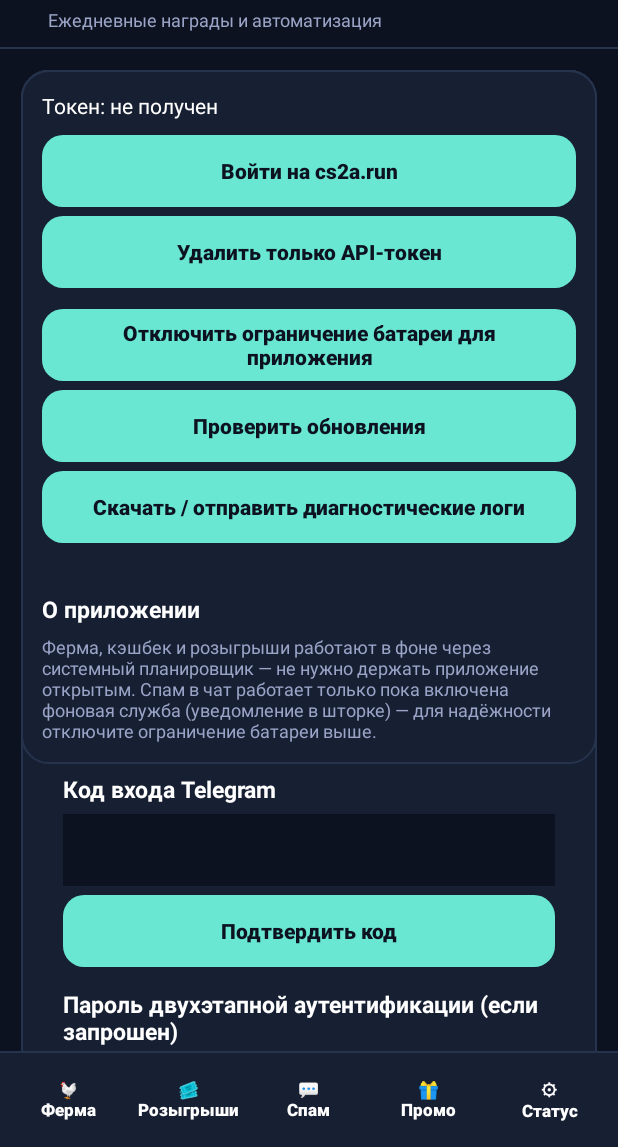
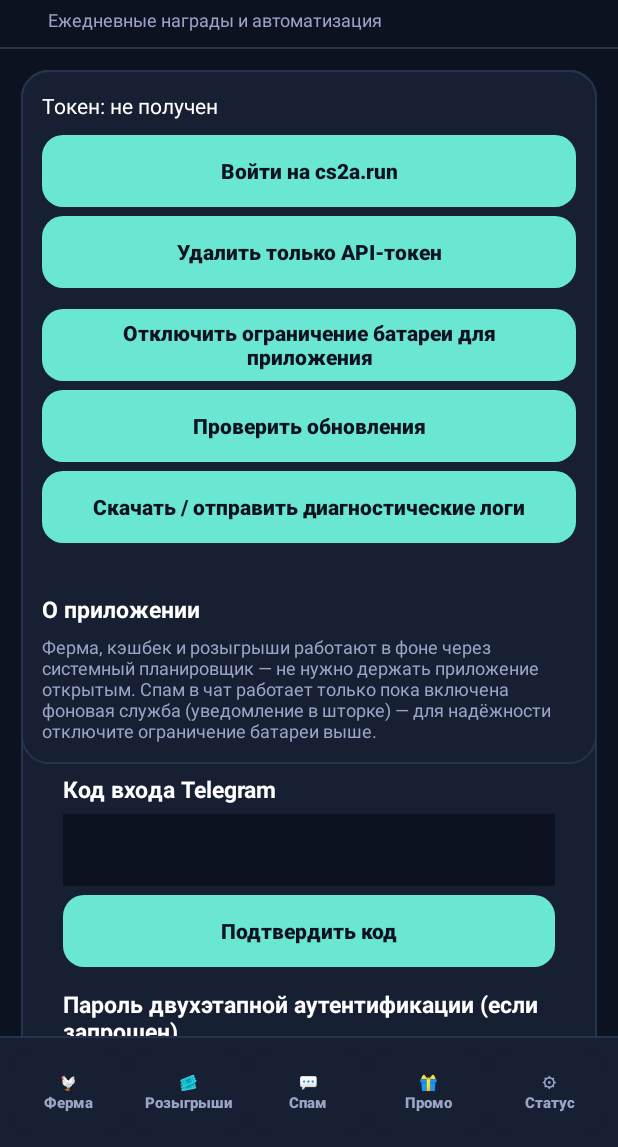
Before and after one commit to RUNEZ5/cs2a-helper-android, an Android app: the layout activity_main.xml on its own in the app's theme, with its tools: preview values and no code run, on a phone screen of 412 x 824 dp, the part 89-1236 px from its top. Run offline under Robolectric (Android 15) with nearby library versions, the phone set to English and light mode, and no system bars.

Commit message:
Redesign app shell with Material 3 inspired navigation and hierarchy

```diff
--- a/app/src/main/res/values/styles_extra.xml
+++ b/app/src/main/res/values/styles_extra.xml
@@ -14,21 +14,25 @@
     </style>
     <style name="TabBtn" parent="Widget.Material3.Button">
         <item name="android:layout_width">0dp</item>
-        <item name="android:layout_height">wrap_content</item>
+        <item name="android:layout_height">58dp</item>
         <item name="android:layout_weight">1</item>
         <item name="android:layout_marginHorizontal">2dp</item>
-        <item name="android:textSize">11sp</item>
-        <item name="android:textColor">@color/text</item>
+        <item name="android:textSize">10sp</item>
+        <item name="android:textColor">@color/textDim</item>
         <item name="android:backgroundTint">@color/card</item>
-        <item name="android:paddingLeft">2dp</item>
-        <item name="android:paddingRight">2dp</item>
-        <item name="android:paddingTop">4dp</item>
-        <item name="android:paddingBottom">4dp</item>
+        <item name="android:paddingLeft">0dp</item>
+        <item name="android:paddingRight">0dp</item>
+        <item name="android:paddingTop">2dp</item>
+        <item name="android:paddingBottom">2dp</item>
         <item name="android:insetLeft">0dp</item>
         <item name="android:insetRight">0dp</item>
+        <item name="android:insetTop">0dp</item>
+        <item name="android:insetBottom">0dp</item>
+        <item name="cornerRadius">14dp</item>
         <item name="android:textAllCaps">false</item>
-    </style>
-    <style name="CardLabel">
+        <item name="android:gravity">center</item>
+        <item name="android:lineSpacingExtra">1dp</item>
+    </style>    <style name="CardLabel">
         <item name="android:layout_width">wrap_content</item>
         <item name="android:layout_height">wrap_content</item>
         <item name="android:textColor">@color/text</item>
```
